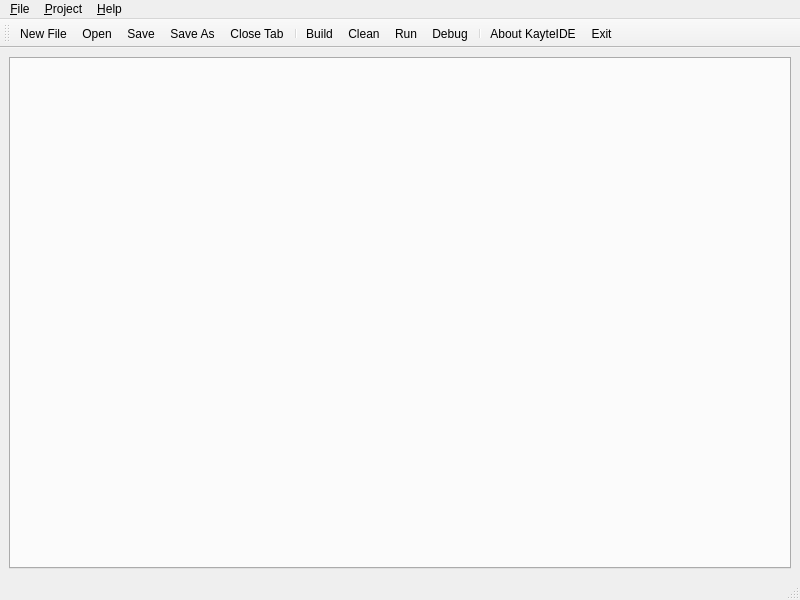
Above: src/mainwindow.ui from ringsce/kayteide before the change. Below: the same form after it.
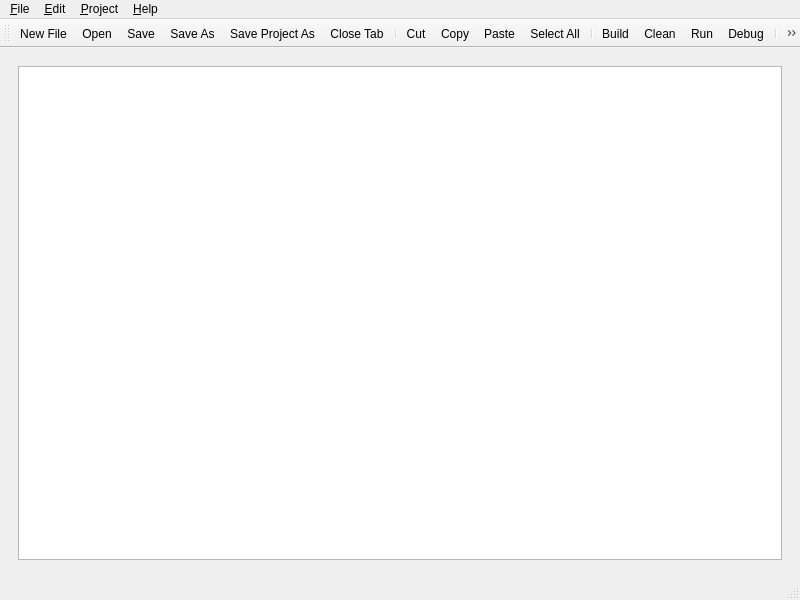
That is the form after the change. The open tabs and pages were chosen to show the change.

The edit to the form file:
```diff
--- a/src/mainwindow.ui
+++ b/src/mainwindow.ui
@@ -16,16 +16,40 @@
   <widget class="QWidget" name="centralwidget">
    <layout class="QVBoxLayout" name="verticalLayout">
     <item>
-     <widget class="QTabWidget" name="tabWidgetEditor">
-      <property name="tabsClosable">
-       <bool>true</bool>
-      </property>
-      <property name="movable">
-       <bool>true</bool>
-      </property>
-      <property name="currentIndex">
-       <number>-1</number>
-      </property>
+     <widget class="QStackedWidget" name="centralStackedWidget">
+      <widget class="QWidget" name="editorPage">
+       <layout class="QVBoxLayout" name="editorPageLayout">
+        <item>
+         <widget class="QTabWidget" name="tabWidgetEditor">
+          <property name="tabsClosable">
+           <bool>true</bool>
+          </property>
+          <property name="movable">
+           <bool>true</bool>
+          </property>
+          <property name="currentIndex">
+           <number>-1</number>
+          </property>
+         </widget>
+        </item>
+       </layout>
+      </widget>
+      <widget class="QWidget" name="projectPage">
+       <layout class="QVBoxLayout" name="projectPageLayout">
+        <item>
+         <widget class="QListWidget" name="projectListWidget">
+          <property name="font">
+           <font>
+            <pointsize>12</pointsize>
+           </font>
+          </property>
+          <property name="selectionMode">
+           <enum>QAbstractItemView::SingleSelection</enum>
+          </property>
+         </widget>
+        </item>
+       </layout>
+      </widget>
      </widget>
     </item>
    </layout>
@@ -52,6 +76,16 @@
     <addaction name="separator"/>
     <addaction name="actionExit"/>
    </widget>
+   <widget class="QMenu" name="menuEdit">
+    <property name="title">
+     <string>&amp;Edit</string>
+    </property>
+    <addaction name="actionCut"/>
+    <addaction name="actionCopy"/>
+    <addaction name="actionPaste"/>
+    <addaction name="separator"/>
+    <addaction name="actionSelectAll"/>
+   </widget>
    <widget class="QMenu" name="menuProject">
     <property name="title">
      <string>&amp;Project</string>
@@ -69,7 +103,7 @@
     <addaction name="actionAbout"/>
    </widget>
    <addaction name="menuFile"/>
-   <addaction name="menuProject"/>
+   <addaction name="menuEdit"/> <addaction name="menuProject"/>
    <addaction name="menuHelp"/>
   </widget>
   <widget class="QStatusBar" name="statusbar"/>
@@ -87,8 +121,14 @@
    <addaction name="actionOpen"/>
    <addaction name="actionSave"/>
    <addaction name="actionSave_As"/>
+   <addaction name="actionSaveProjectAs"/>
    <addaction name="actionCloseTab"/>
    <addaction name="separator"/>
+   <addaction name="actionCut"/>
+   <addaction name="actionCopy"/>
+   <addaction name="actionPaste"/>
+   <addaction name="actionSelectAll"/>
+   <addaction name="separator"/>
    <addaction name="actionBuild"/>
    <addaction name="actionClean"/>
    <addaction name="actionRun"/>
@@ -121,6 +161,14 @@
     <string>Ctrl+Shift+S</string>
    </property>
   </action>
+  <action name="actionSaveProjectAs">
+   <property name="text">
+    <string>Save Project &amp;As...</string>
+   </property>
+   <property name="shortcut">
+    <string>Ctrl+Alt+S</string>
+   </property>
+  </action>
   <action name="actionExit">
    <property name="text">
     <string>E&amp;xit</string>
@@ -188,6 +236,38 @@
     <string>Ctrl+W</string>
    </property>
   </action>
+  <action name="actionCut">
+   <property name="text">
+    <string>Cu&amp;t</string>
+   </property>
+   <property name="shortcut">
+    <string>Ctrl+X</string>
+   </property>
+  </action>
+  <action name="actionCopy">
+   <property name="text">
+    <string>&amp;Copy</string>
+   </property>
+   <property name="shortcut">
+    <string>Ctrl+C</string>
+   </property>
+  </action>
+  <action name="actionPaste">
+   <property name="text">
+    <string>&amp;Paste</string>
+   </property>
+   <property name="shortcut">
+    <string>Ctrl+V</string>
+   </property>
+  </action>
+  <action name="actionSelectAll">
+   <property name="text">
+    <string>Select &amp;All</string>
+   </property>
+   <property name="shortcut">
+    <string>Ctrl+A</string>
+   </property>
+  </action>
  </widget>
  <resources/>
  <connections/>
```
Left out of the diff: 3 changed lines with no effect on the pictures.
